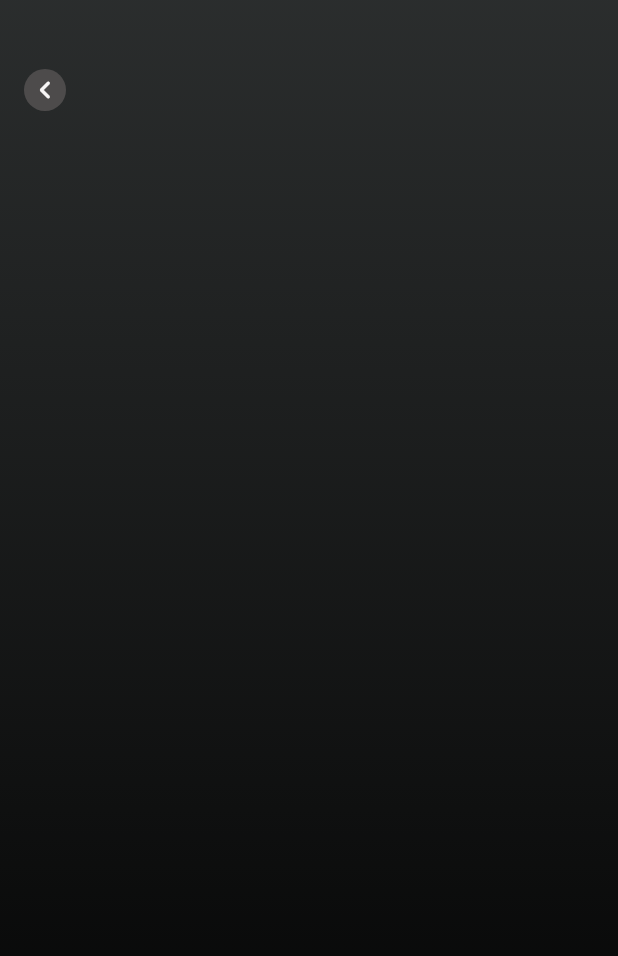
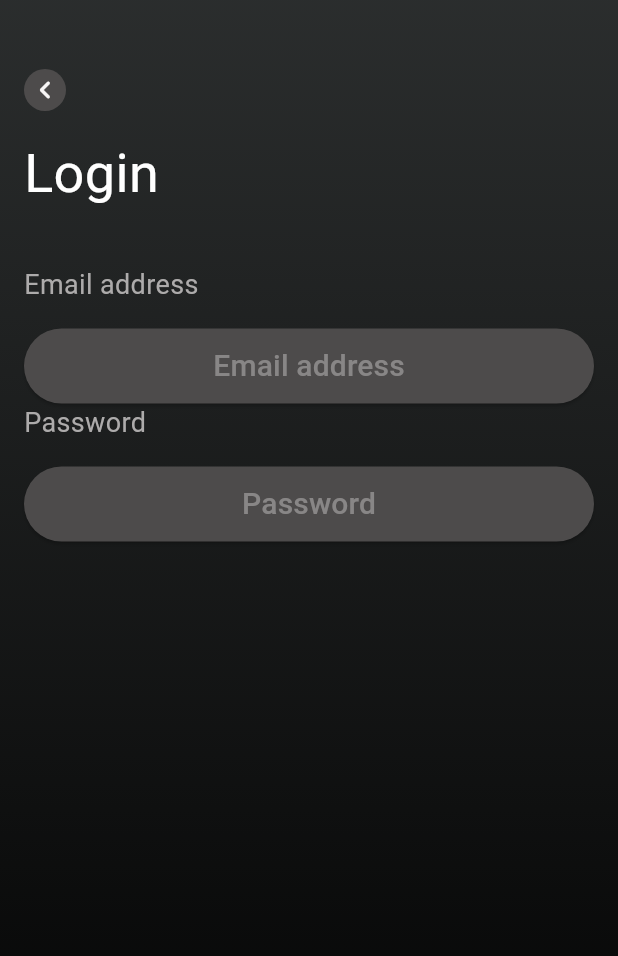
Before and after one commit to Veeqy/soundApp, a Flutter app: the Login_page screen opened directly, on a phone screen of 412 x 824 dp. Shown: the top 956 px of the screen. Run offline on Flutter 3.47's test engine with Material 3 defaults, Android fonts, the phone set to English and light mode, and no system bars.

Commit message:
login and password buttons

```diff
--- a/lib/screens.dart/login_page.dart
+++ b/lib/screens.dart/login_page.dart
@@ -57,6 +57,69 @@ class Login_page extends StatelessWidget {
                   ),
                 ],
               ),
+              const SizedBox(
+              height: 16,
+              ),
+              const Text(
+                'Login',
+              style: TextStyle(
+                fontSize: 36,
+                color: Colors.white,
+              ),
+              ),
+              const SizedBox(
+                height: 36,
+              ),
+              const Text(
+                'Email address',
+                style: TextStyle(
+                  fontSize: 18,
+                  color: Color.fromARGB(255, 173, 171, 171),
+                ),
+              ),
+              const SizedBox(
+                height: 16,
+              ),
+               SizedBox(
+                height: 50,
+                child: ElevatedButton(
+                  onPressed: () {},
+                  style:  ElevatedButton.styleFrom(
+                backgroundColor: const Color.fromARGB(255, 77, 75, 75),
+                ), child: const Text(
+                  'Email address',
+                  style: TextStyle(
+                    fontSize: 20,
+                    color: Color.fromARGB(157, 173, 171, 171),
+                  ),
+                ),
+                ),
+              ),
+              const Text(
+                'Password',
+                style: TextStyle(
+                  fontSize: 18,
+                  color: Color.fromARGB(255, 173, 171, 171),
+                ),
+              ),
+              const SizedBox(
+                height: 16,
+              ),
+               SizedBox(
+                height: 50,
+                child: ElevatedButton(
+                  onPressed: () {},
+                  style:  ElevatedButton.styleFrom(
+                backgroundColor: const Color.fromARGB(255, 77, 75, 75),
+                ), child: const Text(
+                  'Password',
+                  style: TextStyle(
+                    fontSize: 20,
+                    color: Color.fromARGB(157, 173, 171, 171),
+                  ),
+                ),
+                ),
+              ),
             ],
           ),
         ),
```
